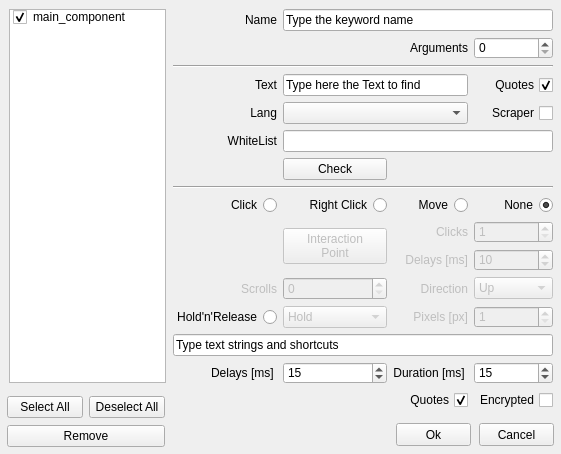
Above: alyvix/extra/robotide/qt_ui/alyvix_text_finder_properties_view.ui from alyvix/alyvix before the change. Below: the same form after it.
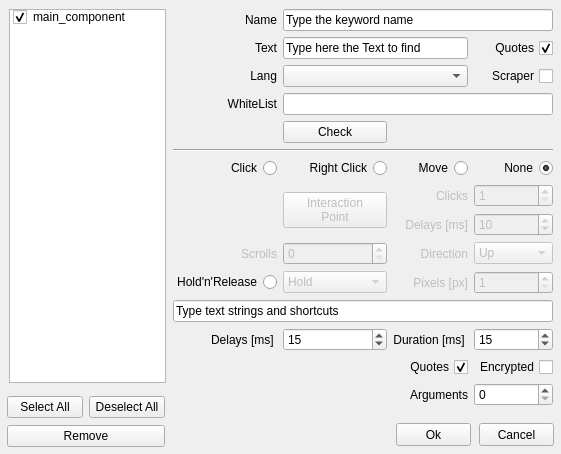
That is the form after the change.

Patch:
```diff
--- a/alyvix/extra/robotide/qt_ui/alyvix_text_finder_properties_view.ui
+++ b/alyvix/extra/robotide/qt_ui/alyvix_text_finder_properties_view.ui
@@ -594,14 +594,20 @@
      </rect>
     </property>
     <layout class="QGridLayout" name="gridLayout">
-     <item row="3" column="1" colspan="2">
-      <widget class="QLineEdit" name="lineEditText">
+     <item row="17" column="3">
+      <widget class="QSpinBox" name="spinBoxArgs"/>
+     </item>
+     <item row="17" column="2">
+      <widget class="QLabel" name="labelArgs">
        <property name="text">
-        <string>Type here the Text to find</string>
+        <string>Arguments</string>
+       </property>
+       <property name="alignment">
+        <set>Qt::AlignRight|Qt::AlignTrailing|Qt::AlignVCenter</set>
        </property>
       </widget>
      </item>
-     <item row="13" column="0">
+     <item row="12" column="0">
       <widget class="QRadioButton" name="holdreleaseRadio">
        <property name="layoutDirection">
         <enum>Qt::RightToLeft</enum>
@@ -614,20 +620,14 @@
        </attribute>
       </widget>
      </item>
-     <item row="13" column="2">
-      <widget class="QLabel" name="labelPixels">
-       <property name="enabled">
-        <bool>false</bool>
-       </property>
+     <item row="2" column="1" colspan="2">
+      <widget class="QLineEdit" name="lineEditText">
        <property name="text">
-        <string>Pixels [px]</string>
-       </property>
-       <property name="alignment">
-        <set>Qt::AlignRight|Qt::AlignTrailing|Qt::AlignVCenter</set>
+        <string>Type here the Text to find</string>
        </property>
       </widget>
      </item>
-     <item row="11" column="2">
+     <item row="10" column="2">
       <widget class="QLabel" name="labelClickDelay">
        <property name="enabled">
         <bool>false</bool>
@@ -640,7 +640,7 @@
        </property>
       </widget>
      </item>
-     <item row="17" column="2">
+     <item row="16" column="2">
       <widget class="QCheckBox" name="add_quotes">
        <property name="layoutDirection">
         <enum>Qt::RightToLeft</enum>
@@ -653,7 +653,36 @@
        </property>
       </widget>
      </item>
-     <item row="10" column="1" rowspan="2">
+     <item row="10" column="3">
+      <widget class="QSpinBox" name="clickdelay_spinbox">
+       <property name="enabled">
+        <bool>false</bool>
+       </property>
+       <property name="minimum">
+        <number>1</number>
+       </property>
+       <property name="maximum">
+        <number>60000</number>
+       </property>
+       <property name="value">
+        <number>10</number>
+       </property>
+      </widget>
+     </item>
+     <item row="12" column="2">
+      <widget class="QLabel" name="labelPixels">
+       <property name="enabled">
+        <bool>false</bool>
+       </property>
+       <property name="text">
+        <string>Pixels [px]</string>
+       </property>
+       <property name="alignment">
+        <set>Qt::AlignRight|Qt::AlignTrailing|Qt::AlignVCenter</set>
+       </property>
+      </widget>
+     </item>
+     <item row="9" column="1" rowspan="2">
       <widget class="QPushButton" name="pushButtonXYoffset">
        <property name="enabled">
         <bool>false</bool>
@@ -664,43 +693,14 @@
        </property>
       </widget>
      </item>
-     <item row="11" column="3">
-      <widget class="QSpinBox" name="clickdelay_spinbox">
-       <property name="enabled">
-        <bool>false</bool>
-       </property>
-       <property name="minimum">
-        <number>1</number>
-       </property>
-       <property name="maximum">
-        <number>60000</number>
-       </property>
-       <property name="value">
-        <number>10</number>
-       </property>
-      </widget>
-     </item>
-     <item row="9" column="1">
-      <widget class="QRadioButton" name="rightclickRadio">
-       <property name="layoutDirection">
-        <enum>Qt::RightToLeft</enum>
-       </property>
-       <property name="text">
-        <string>Right Click</string>
-       </property>
-       <attribute name="buttonGroup">
-        <string notr="true">buttonGroup_2</string>
-       </attribute>
-      </widget>
-     </item>
-     <item row="7" column="1">
+     <item row="6" column="1">
       <widget class="QPushButton" name="pushButtonCheck">
        <property name="text">
         <string>Check</string>
        </property>
       </widget>
      </item>
-     <item row="5" column="0">
+     <item row="4" column="0">
       <widget class="QLabel" name="lang_label">
        <property name="text">
         <string>Lang</string>
@@ -710,7 +710,7 @@
        </property>
       </widget>
      </item>
-     <item row="3" column="3">
+     <item row="2" column="3">
       <widget class="QCheckBox" name="add_quotes_ocr">
        <property name="layoutDirection">
         <enum>Qt::RightToLeft</enum>
@@ -723,72 +723,98 @@
        </property>
       </widget>
      </item>
-     <item row="6" column="1" colspan="3">
+     <item row="8" column="1">
+      <widget class="QRadioButton" name="rightclickRadio">
+       <property name="layoutDirection">
+        <enum>Qt::RightToLeft</enum>
+       </property>
+       <property name="text">
+        <string>Right Click</string>
+       </property>
+       <attribute name="buttonGroup">
+        <string notr="true">buttonGroup_2</string>
+       </attribute>
+      </widget>
+     </item>
+     <item row="8" column="2">
+      <widget class="QRadioButton" name="movemouseRadio">
+       <property name="layoutDirection">
+        <enum>Qt::RightToLeft</enum>
+       </property>
+       <property name="text">
+        <string>Move</string>
+       </property>
+       <property name="checked">
+        <bool>false</bool>
+       </property>
+       <attribute name="buttonGroup">
+        <string notr="true">buttonGroup_2</string>
+       </attribute>
+      </widget>
+     </item>
+     <item row="16" column="3">
+      <widget class="QCheckBox" name="text_encrypted">
+       <property name="layoutDirection">
+        <enum>Qt::RightToLeft</enum>
+       </property>
+       <property name="text">
+        <string>Encrypted</string>
+       </property>
+       <property name="checked">
+        <bool>false</bool>
+       </property>
+      </widget>
+     </item>
+     <item row="5" column="1" colspan="3">
       <widget class="QLineEdit" name="lineEditWhiteList"/>
      </item>
-     <item row="3" column="0">
-      <widget class="QLabel" name="text_label">
-       <property name="layoutDirection">
-        <enum>Qt::LeftToRight</enum>
-       </property>
-       <property name="text">
-        <string>Text</string>
-       </property>
-       <property name="alignment">
-        <set>Qt::AlignRight|Qt::AlignTrailing|Qt::AlignVCenter</set>
-       </property>
-      </widget>
-     </item>
-     <item row="15" column="0" colspan="4">
+     <item row="14" column="0" colspan="4">
       <widget class="QLineEdit" name="inserttext">
        <property name="text">
         <string>Type text strings and shortcuts</string>
        </property>
       </widget>
      </item>
-     <item row="17" column="3">
-      <widget class="QCheckBox" name="text_encrypted">
+     <item row="2" column="0">
+      <widget class="QLabel" name="text_label">
        <property name="layoutDirection">
-        <enum>Qt::RightToLeft</enum>
+        <enum>Qt::LeftToRight</enum>
        </property>
        <property name="text">
-        <string>Encrypted</string>
+        <string>Text</string>
        </property>
-       <property name="checked">
-        <bool>false</bool>
+       <property name="alignment">
+        <set>Qt::AlignRight|Qt::AlignTrailing|Qt::AlignVCenter</set>
        </property>
       </widget>
      </item>
-     <item row="9" column="2">
-      <widget class="QRadioButton" name="movemouseRadio">
-       <property name="layoutDirection">
-        <enum>Qt::RightToLeft</enum>
+     <item row="15" column="1">
+      <widget class="QSpinBox" name="spinBoxSendKeysDelay">
+       <property name="maximum">
+        <number>60000</number>
        </property>
-       <property name="text">
-        <string>Move</string>
+       <property name="value">
+        <number>15</number>
        </property>
-       <property name="checked">
-        <bool>false</bool>
-       </property>
-       <attribute name="buttonGroup">
-        <string notr="true">buttonGroup_2</string>
-       </attribute>
       </widget>
      </item>
-     <item row="9" column="0">
-      <widget class="QRadioButton" name="clickRadio">
+     <item row="4" column="3">
+      <widget class="QCheckBox" name="enable_scraper">
+       <property name="enabled">
+        <bool>true</bool>
+       </property>
        <property name="layoutDirection">
         <enum>Qt::RightToLeft</enum>
        </property>
        <property name="text">
-        <string>Click</string>
+        <string>Scraper</string>
        </property>
-       <attribute name="buttonGroup">
-        <string notr="true">buttonGroup_2</string>
-       </attribute>
+       <property name="checked">
+        <bool>false</bool>
+       </property>
       </widget>
      </item>
-     <item row="9" column="3">
+     <item row="8" column="3">
       <widget class="QRadioButton" name="dontclickRadio">
        <property name="layoutDirection">
         <enum>Qt::RightToLeft</enum>
@@ -804,40 +830,27 @@
        </attribute>
       </widget>
      </item>
-     <item row="8" column="0" colspan="4">
+     <item row="8" column="0">
+      <widget class="QRadioButton" name="clickRadio">
+       <property name="layoutDirection">
+        <enum>Qt::RightToLeft</enum>
+       </property>
+       <property name="text">
+        <string>Click</string>
+       </property>
+       <attribute name="buttonGroup">
+        <string notr="true">buttonGroup_2</string>
+       </attribute>
+      </widget>
+     </item>
+     <item row="7" column="0" colspan="4">
       <widget class="Line" name="line_8">
        <property name="orientation">
         <enum>Qt::Horizontal</enum>
        </property>
       </widget>
      </item>
-     <item row="5" column="3">
-      <widget class="QCheckBox" name="enable_scraper">
-       <property name="enabled">
-        <bool>true</bool>
-       </property>
-       <property name="layoutDirection">
-        <enum>Qt::RightToLeft</enum>
-       </property>
-       <property name="text">
-        <string>Scraper</string>
-       </property>
-       <property name="checked">
-        <bool>false</bool>
-       </property>
-      </widget>
-     </item>
-     <item row="16" column="1">
-      <widget class="QSpinBox" name="spinBoxSendKeysDelay">
-       <property name="maximum">
-        <number>60000</number>
-       </property>
-       <property name="value">
-        <number>15</number>
-       </property>
-      </widget>
-     </item>
-     <item row="10" column="3">
+     <item row="9" column="3">
       <widget class="QSpinBox" name="clicknumber_spinbox">
        <property name="enabled">
         <bool>false</bool>
@@ -847,7 +860,7 @@
        </property>
       </widget>
      </item>
-     <item row="6" column="0">
+     <item row="5" column="0">
       <widget class="QLabel" name="label">
        <property name="text">
         <string>WhiteList</string>
@@ -857,20 +870,7 @@
        </property>
       </widget>
      </item>
-     <item row="10" column="2">
-      <widget class="QLabel" name="labelClickNumber">
-       <property name="enabled">
-        <bool>false</bool>
-       </property>
-       <property name="text">
-        <string>Clicks</string>
-       </property>
-       <property name="alignment">
-        <set>Qt::AlignRight|Qt::AlignTrailing|Qt::AlignVCenter</set>
-       </property>
-      </widget>
-     </item>
-     <item row="16" column="2">
+     <item row="15" column="2">
       <widget class="QLabel" name="labelSendKeysDuration">
        <property name="text">
         <string>Duration [ms] </string>
@@ -880,6 +880,19 @@
        </property>
       </widget>
      </item>
+     <item row="9" column="2">
+      <widget class="QLabel" name="labelClickNumber">
+       <property name="enabled">
+        <bool>false</bool>
+       </property>
+       <property name="text">
+        <string>Clicks</string>
+       </property>
+       <property name="alignment">
+        <set>Qt::AlignRight|Qt::AlignTrailing|Qt::AlignVCenter</set>
+       </property>
+      </widget>
+     </item>
      <item row="0" column="0">
       <widget class="QLabel" name="labelName">
        <property name="layoutDirection">
@@ -893,7 +906,7 @@
        </property>
       </widget>
      </item>
-     <item row="13" column="3">
+     <item row="12" column="3">
       <widget class="QSpinBox" name="holdreleaseSpinBox">
        <property name="enabled">
         <bool>false</bool>
@@ -906,7 +919,7 @@
        </property>
       </widget>
      </item>
-     <item row="16" column="0">
+     <item row="15" column="0">
       <widget class="QLabel" name="labelSendKeysDelay">
        <property name="text">
         <string>Delays [ms] </string>
@@ -916,33 +929,6 @@
        </property>
       </widget>
      </item>
-     <item row="2" column="0" colspan="4">
-      <widget class="Line" name="line_3">
-       <property name="orientation">
-        <enum>Qt::Horizontal</enum>
-       </property>
-      </widget>
-     </item>
-     <item row="1" column="2">
-      <widget class="QLabel" name="labelArgs">
-       <property name="text">
-        <string>Arguments</string>
-       </property>
-       <property name="alignment">
-        <set>Qt::AlignRight|Qt::AlignTrailing|Qt::AlignVCenter</set>
-       </property>
-      </widget>
-     </item>
-     <item row="16" column="3">
-      <widget class="QSpinBox" name="spinBoxSendKeysDuration">
-       <property name="maximum">
-        <number>60000</number>
-       </property>
-       <property name="value">
-        <number>15</number>
-       </property>
-      </widget>
-     </item>
      <item row="0" column="1" colspan="3">
       <widget class="QLineEdit" name="namelineedit">
        <property name="text">
@@ -950,7 +936,20 @@
        </property>
       </widget>
      </item>
-     <item row="13" column="1">
+     <item row="15" column="3">
+      <widget class="QSpinBox" name="spinBoxSendKeysDuration">
+       <property name="maximum">
+        <number>60000</number>
+       </property>
+       <property name="value">
+        <number>15</number>
+       </property>
+      </widget>
+     </item>
+     <item row="4" column="1" colspan="2">
+      <widget class="QComboBox" name="comboBoxLang"/>
+     </item>
+     <item row="12" column="1">
       <widget class="QComboBox" name="holdreleaseComboBox">
        <property name="enabled">
         <bool>false</bool>
@@ -987,13 +986,7 @@
        </item>
       </widget>
      </item>
-     <item row="5" column="1" colspan="2">
-      <widget class="QComboBox" name="comboBoxLang"/>
-     </item>
-     <item row="1" column="3">
-      <widget class="QSpinBox" name="spinBoxArgs"/>
-     </item>
-     <item row="12" column="0">
+     <item row="11" column="0">
       <widget class="QLabel" name="scrollsLabel">
        <property name="enabled">
         <bool>false</bool>
@@ -1009,14 +1002,7 @@
        </property>
       </widget>
      </item>
-     <item row="12" column="1">
-      <widget class="QSpinBox" name="spinBoxScrolls">
-       <property name="enabled">
-        <bool>false</bool>
-       </property>
-      </widget>
-     </item>
-     <item row="12" column="3">
+     <item row="11" column="3">
       <widget class="QComboBox" name="comboBoxScrolls">
        <property name="enabled">
         <bool>false</bool>
@@ -1043,7 +1029,7 @@
        </item>
       </widget>
      </item>
-     <item row="12" column="2">
+     <item row="11" column="2">
       <widget class="QLabel" name="labelDirectionScroll">
        <property name="enabled">
         <bool>false</bool>
@@ -1059,6 +1045,13 @@
        </property>
       </widget>
      </item>
+     <item row="11" column="1">
+      <widget class="QSpinBox" name="spinBoxScrolls">
+       <property name="enabled">
+        <bool>false</bool>
+       </property>
+      </widget>
+     </item>
     </layout>
    </widget>
   </widget>
```
